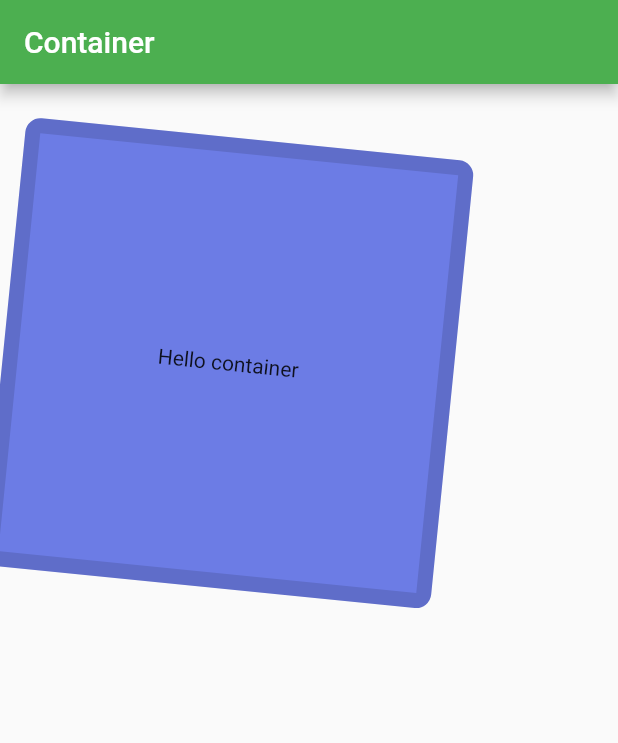
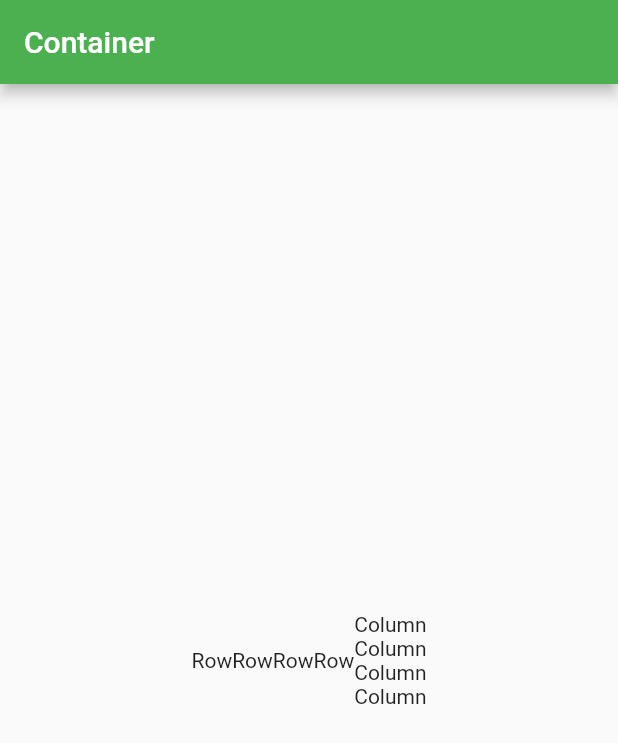
Before and after one commit to rafisgithub/flutter, a Flutter app: the screen it shows after launch, on a phone screen of 412 x 824 dp. Shown: the top 743 px of the screen. Run offline on Flutter 3.47's test engine with Material 2 defaults, Android fonts, the phone set to English and light mode, and no system bars.

Commit message:
row and column

```diff
--- a/lib/main.dart
+++ b/lib/main.dart
@@ -10,7 +10,7 @@ class MyApp extends StatelessWidget {
   @override
   Widget build(BuildContext context) {
     return MaterialApp(
-      title: 'Container',
+      title: 'Row and Colum Widget',
       theme: ThemeData(
         primarySwatch: Colors.green,
       ),
@@ -29,32 +29,28 @@ class MyHomePage extends StatelessWidget {
       appBar: AppBar(
         title: Text('Container'),
       ),
-      body: HomePageContent(),
+      body:Center(
+        child: Row(
+          mainAxisAlignment: MainAxisAlignment.center,
+          children: [
+            Text('Row'),
+            Text('Row'),
+            Text('Row'),
+            Text('Row'),
+
+            Column(
+              mainAxisAlignment: MainAxisAlignment.center,
+              children: [
+                Text("Column"),
+                Text("Column"),
+                Text("Column"),
+                Text("Column"),
+              ],
+            )
+          ],
+        ),
+
+      ),
     );
   }
 }
-
-class HomePageContent extends StatelessWidget {
-  const HomePageContent({super.key});
-
-  @override
-  Widget build(BuildContext context) {
-    return Container(
-      height: 300,
-      width: 300,
-
-      child: Center(child: Text('Hello container')),
-      padding: EdgeInsets.all(20),
-      margin: EdgeInsets.all(20),
-     decoration: BoxDecoration(
-      color: Color.fromARGB(151, 10, 37, 214),
-      borderRadius: BorderRadius.circular(10),
-      border: Border.all(
-        color: Colors.black12,
-        width: 10,
-      )
-     ),
-     transform: Matrix4.rotationZ(0.1),
-    );
-  }
-}
```
